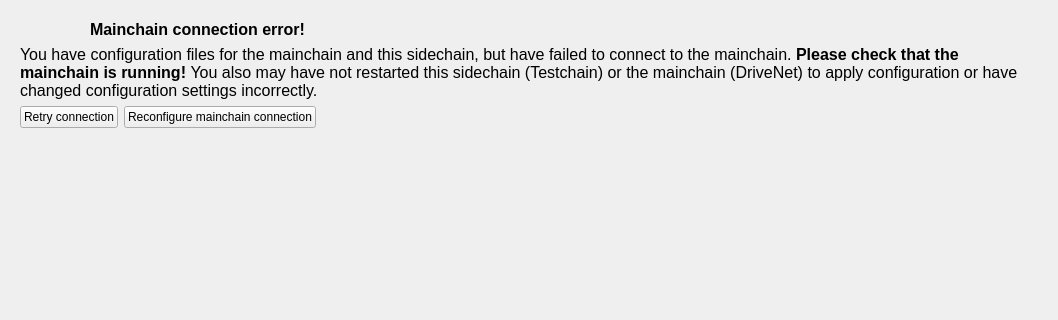
skydogenet/sidechains, file src/qt/forms/sidechainpage.ui: the form before one commit; both pictures show x 0 to 1058 and y 0 to 320 of the 1058 by 481 pixel window.
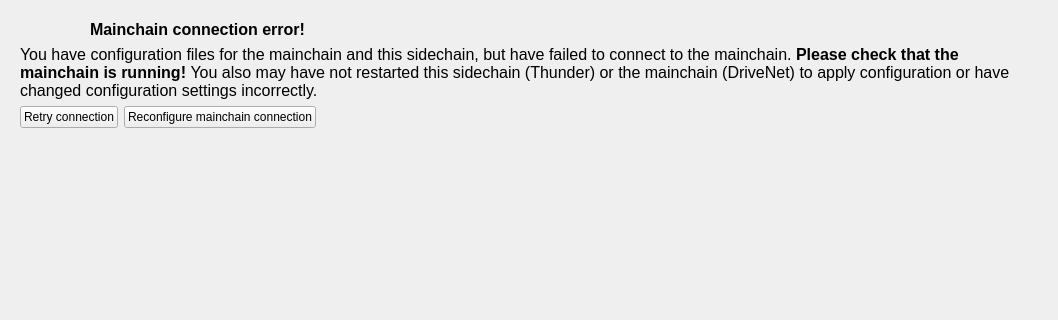
The form after the commit. The open tabs and pages were chosen to show the change. Icons and pictures are not drawn. Custom widgets are drawn as their Qt base class.

Commit message: Renaming to Thunder

Patch:
```diff
--- a/src/qt/forms/sidechainpage.ui
+++ b/src/qt/forms/sidechainpage.ui
@@ -1317,7 +1317,7 @@
           </sizepolicy>
          </property>
          <property name="text">
-          <string>&lt;html&gt;&lt;head/&gt;&lt;body&gt;&lt;p&gt;&lt;span style=&quot; font-size:12pt;&quot;&gt;You have configuration files for the mainchain and this sidechain, but have failed to connect to the mainchain. &lt;/span&gt;&lt;span style=&quot; font-size:12pt; font-weight:600;&quot;&gt;Please check that the mainchain is running! &lt;/span&gt;&lt;span style=&quot; font-size:12pt;&quot;&gt;You also may have not restarted this sidechain (Testchain) or the mainchain (DriveNet) to apply configuration or have changed configuration settings incorrectly.&lt;/span&gt;&lt;/p&gt;&lt;/body&gt;&lt;/html&gt;</string>
+          <string>&lt;html&gt;&lt;head/&gt;&lt;body&gt;&lt;p&gt;&lt;span style=&quot; font-size:12pt;&quot;&gt;You have configuration files for the mainchain and this sidechain, but have failed to connect to the mainchain. &lt;/span&gt;&lt;span style=&quot; font-size:12pt; font-weight:600;&quot;&gt;Please check that the mainchain is running! &lt;/span&gt;&lt;span style=&quot; font-size:12pt;&quot;&gt;You also may have not restarted this sidechain (Thunder) or the mainchain (DriveNet) to apply configuration or have changed configuration settings incorrectly.&lt;/span&gt;&lt;/p&gt;&lt;/body&gt;&lt;/html&gt;</string>
          </property>
          <property name="wordWrap">
           <bool>true</bool>
```
The commit also changes 172 other files.
